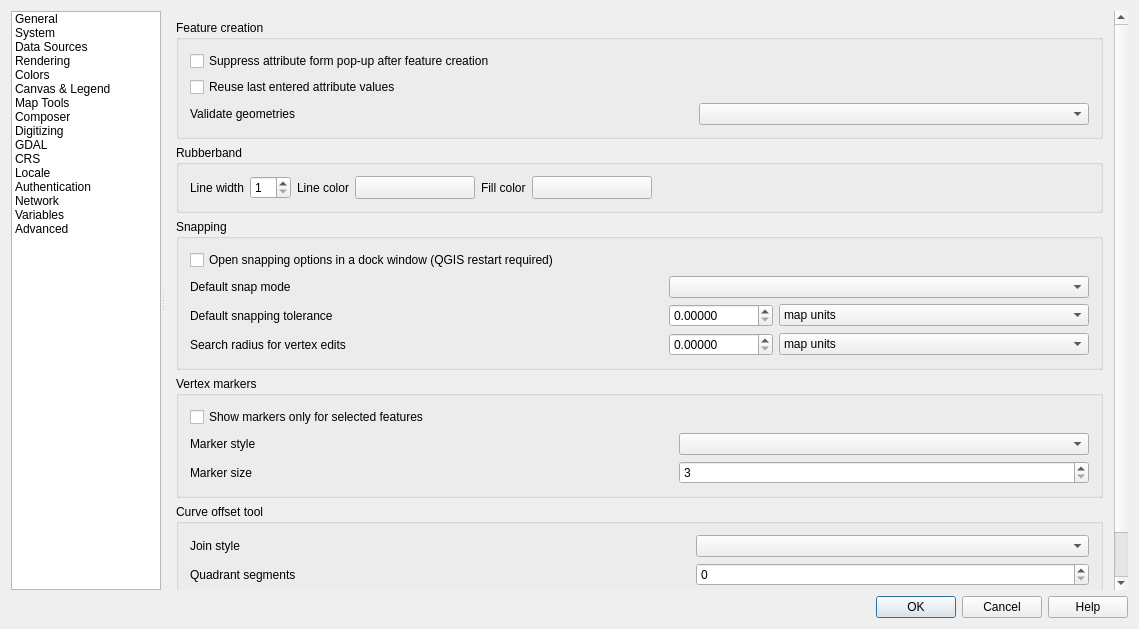
Qt form src/ui/qgsoptionsbase.ui (qgis/QGIS) before a commit.
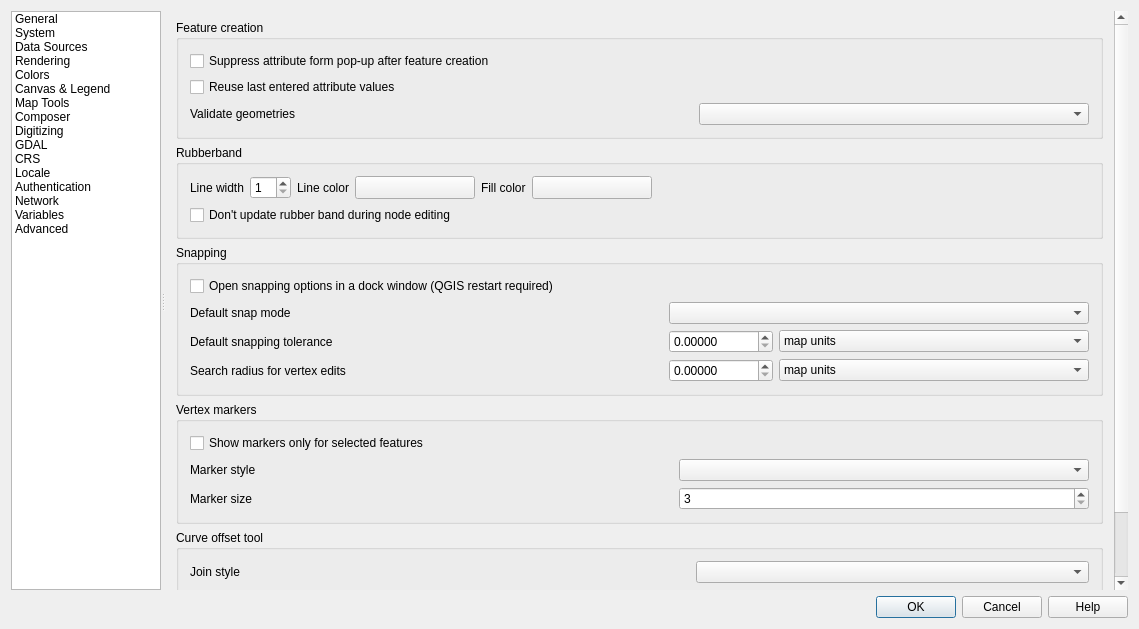
The same form after that commit. Icons and pictures are not drawn. Custom widgets are drawn as their Qt base class.

Commit message:
Update rubber band after editing nodes
It has to be done this way. Just adding updateSelectFeature() in a few places
is not enough, because then the rubber band will still not be updated after
an undo operation.

What changed in the file:
```diff
--- a/src/ui/qgsoptionsbase.ui
+++ b/src/ui/qgsoptionsbase.ui
@@ -3670,6 +3670,13 @@
                     </property>
                    </widget>
                   </item>
+                  <item row="1" column="0" colspan="7">
+                   <widget class="QCheckBox" name="mLineGhostCheckBox">
+                    <property name="text">
+                     <string>Don't update rubber band during node editing</string>
+                    </property>
+                   </widget>
+                  </item>
                  </layout>
                 </widget>
                </item>
```
The commit also changes 3 other files.
